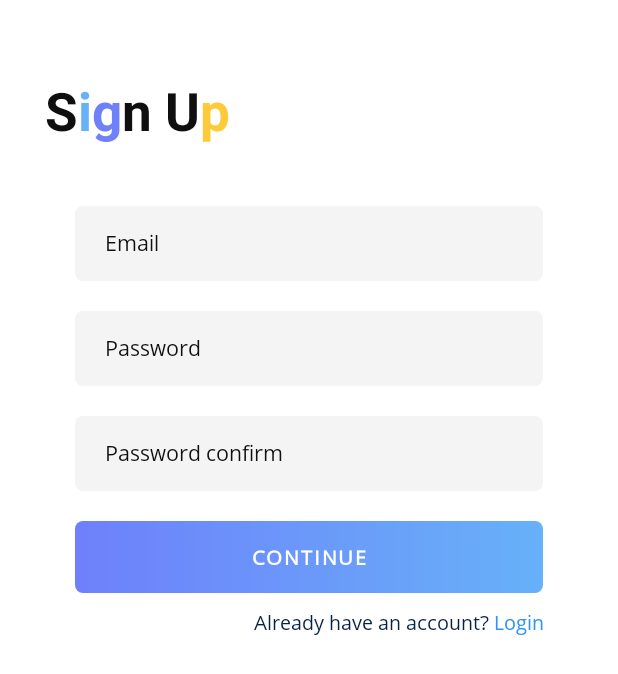
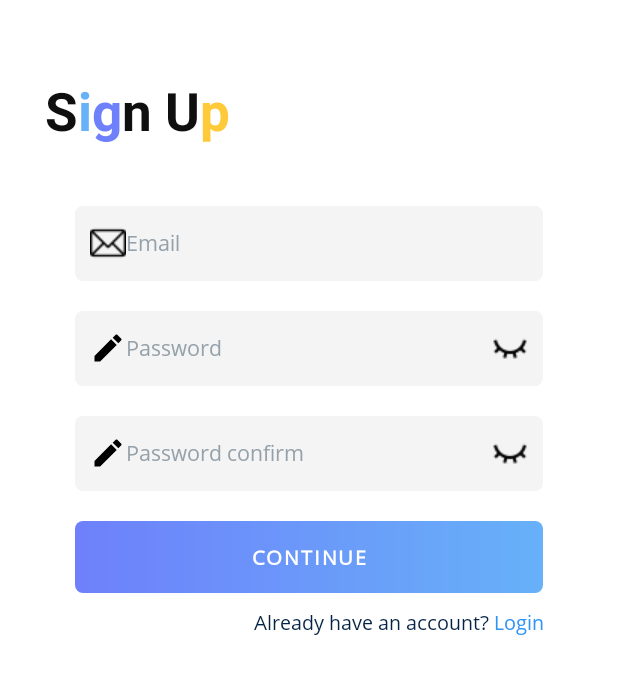
Before and after one commit to HarryuCATGREY/My_Notes, an Android app: the screen it shows after launch (SignUpActivity), after a tap on "CREATE NEW ACCOUNT", on a phone screen of 412 x 824 dp. Shown: the top 674 px of the screen. Run offline under Robolectric (Android 15) with nearby library versions, the phone set to English and light mode, and no system bars; our stand-ins replace Firebase (no records; nobody signed in at launch, a user with empty details on screens opened directly).

Commit message:
update eye close and open

```diff
--- a/app/src/main/java/com/example/whim/ExistLoginActivity.java
+++ b/app/src/main/java/com/example/whim/ExistLoginActivity.java
@@ -1,8 +1,11 @@
 package com.example.whim;
 
 import android.content.Intent;
+import android.graphics.drawable.Drawable;
 import android.os.Bundle;
 import android.text.Html;
+import android.text.method.HideReturnsTransformationMethod;
+import android.text.method.PasswordTransformationMethod;
 import android.view.View;
 import android.widget.Button;
 import android.widget.EditText;
@@ -13,6 +16,7 @@ import android.widget.Toast;
 import androidx.annotation.NonNull;
 import androidx.appcompat.app.AppCompatActivity;
 
+import com.example.whim.Models.DrawableUtil;
 import com.google.android.gms.tasks.OnCompleteListener;
 import com.google.android.gms.tasks.Task;
 import com.google.firebase.auth.AuthResult;
@@ -21,7 +25,7 @@ import com.google.firebase.auth.FirebaseUser;
 public class ExistLoginActivity extends AppCompatActivity {
 
     private EditText loginemail, loginpwd;
-
+    private boolean isHideFirst = true;
     private Button loginbutton, signupbutton;
     private TextView forget;
     private TextView guestlogin;
@@ -52,6 +56,37 @@ public class ExistLoginActivity extends AppCompatActivity {
         String i = getColoredSpanned("i","#6E80FA");
         String dot = getColoredSpanned(".","#FFCA3A");
         login_title.setText(Html.fromHtml("W"+h+i+"m"+dot));
+
+        final Drawable drawableEyeOpen = getResources().getDrawable(R.drawable.open);
+        final Drawable drawableEyeCLose = getResources().getDrawable(R.drawable.hidden);
+        final Drawable edit_ic = getResources().getDrawable(R.drawable.edit);
+
+
+        DrawableUtil pwdCheck = new DrawableUtil(loginpwd, new DrawableUtil.OnDrawableListener(){
+            @Override
+            public void onLeft(View v, Drawable left) {
+                Toast.makeText(getApplicationContext(), "input password", Toast.LENGTH_SHORT).show();
+            }
+
+            @Override
+            public void onRight(View v, Drawable right) {
+                isHideFirst = !isHideFirst;
+                if (isHideFirst) {
+                    loginpwd.setCompoundDrawablesWithIntrinsicBounds(edit_ic,
+                            null,
+                            drawableEyeCLose, null);
+
+                    loginpwd.setTransformationMethod(PasswordTransformationMethod.getInstance());
+
+                } else {
+                    loginpwd.setCompoundDrawablesWithIntrinsicBounds(edit_ic, null,
+                            drawableEyeOpen,
+                            null);
+                    loginpwd.setTransformationMethod(HideReturnsTransformationMethod.getInstance());
+
+                }
+            }
+        });
 
 
         signupbutton.setOnClickListener(new View.OnClickListener() {
--- /dev/null
+++ b/app/src/main/java/com/example/whim/Models/DrawableUtil.java
@@ -0,0 +1,59 @@
+package com.example.whim.Models;
+
+import android.graphics.drawable.Drawable;
+import android.view.MotionEvent;
+import android.view.View;
+import android.widget.TextView;
+
+public class DrawableUtil {
+
+    /**
+     * TextView drawable。
+     * 0 left,  1 top, 2 right, 3 bottom
+     */
+    private final int LEFT = 0;
+    private final int RIGHT = 2;
+
+    private OnDrawableListener listener;
+    private TextView mTextView;
+
+    public DrawableUtil(TextView textView, OnDrawableListener l) {
+        mTextView = textView;
+        mTextView.setOnTouchListener(mOnTouchListener);
+        listener = l;
+    }
+
+    public interface OnDrawableListener {
+        public void onLeft(View v, Drawable left);
+
+        public void onRight(View v, Drawable right);
+    }
+
+    private View.OnTouchListener mOnTouchListener = new View.OnTouchListener() {
+
+        @Override
+        public boolean onTouch(View v, MotionEvent event) {
+            switch (event.getAction()) {
+                case MotionEvent.ACTION_UP:
+                    if (listener != null) {
+                        Drawable drawableLeft = mTextView.getCompoundDrawables()[LEFT];
+                        if (drawableLeft != null && event.getRawX() <= (mTextView.getLeft() + drawableLeft.getBounds().width())) {
+                            listener.onLeft(v, drawableLeft);
+                            return true;
+                        }
+
+                        Drawable drawableRight = mTextView.getCompoundDrawables()[RIGHT];
+                        if (drawableRight != null && event.getRawX() >= (mTextView.getRight() - drawableRight.getBounds().width())) {
+                            listener.onRight(v, drawableRight);
+                            return true;
+                        }
+                    }
+
+                    break;
+            }
+
+            return false;
+        }
+
+    };
+}
--- a/app/src/main/java/com/example/whim/SignUpActivity.java
+++ b/app/src/main/java/com/example/whim/SignUpActivity.java
@@ -1,11 +1,18 @@
 package com.example.whim;
 
+import android.annotation.SuppressLint;
 import android.content.Intent;
+import android.graphics.drawable.Drawable;
 import android.os.Bundle;
 import android.text.Html;
+import android.text.method.HideReturnsTransformationMethod;
+import android.text.method.PasswordTransformationMethod;
+import android.view.MotionEvent;
 import android.view.View;
+import android.view.View.OnTouchListener;
 import android.widget.Button;
 import android.widget.EditText;
+import android.widget.ImageView;
 import android.widget.LinearLayout;
 import android.widget.TextView;
 import android.widget.Toast;
@@ -14,6 +21,7 @@ import androidx.annotation.NonNull;
 import androidx.annotation.Nullable;
 import androidx.appcompat.app.AppCompatActivity;
 
+import com.example.whim.Models.DrawableUtil;
 import com.google.android.gms.tasks.OnCompleteListener;
 import com.google.android.gms.tasks.Task;
 import com.google.firebase.auth.AuthResult;
@@ -25,8 +33,12 @@ import java.util.concurrent.Executor;
 
 public class SignUpActivity extends AppCompatActivity {
     private FirebaseAuth firebaseAuth;
+    private ImageView iv_eye1;
+    private EditText signupwd, pwdConfirm;
+    private boolean isHideFirst = true;
 
 
+    @SuppressLint("ClickableViewAccessibility")
     @Override
     protected void onCreate(Bundle savedInstanceState) {
         super.onCreate(savedInstanceState);
@@ -37,10 +49,69 @@ public class SignUpActivity extends AppCompatActivity {
 
         TextView signTitle = findViewById(R.id.signup_title);
         EditText signupemail = findViewById(R.id.email_input);
-        EditText signupwd = findViewById(R.id.acc_pwd);
+        signupwd = findViewById(R.id.acc_pwd);
         Button signupbutton = findViewById(R.id.continue_button);
         TextView mlogin = findViewById(R.id.gotologin);
-        EditText pwdConfirm = findViewById(R.id.acc_pwd_ag);
+        pwdConfirm = findViewById(R.id.acc_pwd_ag);
+
+        final Drawable drawableEyeOpen = getResources().getDrawable(R.drawable.open);
+        final Drawable drawableEyeCLose = getResources().getDrawable(R.drawable.hidden);
+        final Drawable edit_ic = getResources().getDrawable(R.drawable.edit);
+
+
+        DrawableUtil pwdCheck = new DrawableUtil(signupwd, new DrawableUtil.OnDrawableListener(){
+            @Override
+            public void onLeft(View v, Drawable left) {
+                Toast.makeText(getApplicationContext(), "input password", Toast.LENGTH_SHORT).show();
+            }
+
+            @Override
+            public void onRight(View v, Drawable right) {
+                isHideFirst = !isHideFirst;
+                if (isHideFirst) {
+                    signupwd.setCompoundDrawablesWithIntrinsicBounds(edit_ic,
+                            null,
+                            drawableEyeCLose, null);
+
+                    signupwd.setTransformationMethod(PasswordTransformationMethod.getInstance());
+
+                } else {
+                    signupwd.setCompoundDrawablesWithIntrinsicBounds(edit_ic, null,
+                            drawableEyeOpen,
+                            null);
+                    signupwd.setTransformationMethod(HideReturnsTransformationMethod.getInstance());
+
+                }
+            }
+        });
+
+        DrawableUtil pwdCheckAg = new DrawableUtil(pwdConfirm, new DrawableUtil.OnDrawableListener(){
+            @Override
+            public void onLeft(View v, Drawable left) {
+                Toast.makeText(getApplicationContext(), "input password", Toast.LENGTH_SHORT).show();
+            }
+
+            @Override
+            public void onRight(View v, Drawable right) {
+                isHideFirst = !isHideFirst;
+                if (isHideFirst) {
+                    pwdConfirm.setCompoundDrawablesWithIntrinsicBounds(edit_ic,
+                            null,
+                            drawableEyeCLose, null);
+
+                    pwdConfirm.setTransformationMethod(PasswordTransformationMethod.getInstance());
+
+                } else {
+                    pwdConfirm.setCompoundDrawablesWithIntrinsicBounds(edit_ic, null,
+                            drawableEyeOpen,
+                            null);
+                    pwdConfirm.setTransformationMethod(HideReturnsTransformationMethod.getInstance());
+
+                }
+            }
+        });
+
+
 
         firebaseAuth = FirebaseAuth.getInstance();
 
@@ -51,7 +122,6 @@ public class SignUpActivity extends AppCompatActivity {
         String g = getColoredSpanned("g","#6E80FA");
         String p = getColoredSpanned("p","#FFCA3A");
         signTitle.setText(Html.fromHtml("S"+ i + g + "n " + "U" + p));
-
 
 
         mlogin.setOnClickListener(new View.OnClickListener() {
@@ -123,4 +193,5 @@ public class SignUpActivity extends AppCompatActivity {
     private String getColoredSpanned(String text, String color) {
         return "<font color=" + color + ">" + text + "</font>";
     }
+
 }
--- a/app/src/main/res/layout/activity_sign_up.xml
+++ b/app/src/main/res/layout/activity_sign_up.xml
@@ -5,6 +5,7 @@
     xmlns:app="http://schemas.android.com/apk/res-auto"
     android:orientation = "vertical"
     android:layout_height="match_parent">
+
 
     <TextView
         android:id="@+id/signup_title"
@@ -28,12 +29,15 @@
 
         <EditText
             android:id="@+id/email_input"
+
             android:layout_width="match_parent"
             android:layout_height="match_parent"
             android:background="@drawable/email"
+            android:drawableStart="@drawable/ic_email"
+            android:textColorHint="#95a1aa"
             android:hint="Email"
             android:singleLine="true"
-            android:paddingStart="20dp"
+            android:paddingStart="10dp"
             android:textAllCaps="false"
             android:textSize="14sp"
             android:textStyle="normal"
@@ -53,27 +57,23 @@
             android:id="@+id/acc_pwd"
             android:layout_width="match_parent"
             android:layout_height="match_parent"
+            android:textColorHint="#95a1aa"
+            android:drawableStart="@drawable/edit"
+            android:drawableEnd="@drawable/hidden"
+            android:clickable="true"
+            android:paddingEnd="10dp"
             android:background="@drawable/email"
             android:hint="Password"
             android:inputType="textPassword"
             android:singleLine="true"
-            android:paddingStart="20dp"
+            android:paddingStart="10dp"
             android:textAllCaps="false"
             android:textSize="14sp"
             android:textStyle="normal"
             android:fontFamily="@font/opensans_regular"/>
+    </LinearLayout>
 
-        <ToggleButton
-            android:id="@+id/toggle_Pwd"
-            android:layout_width="20dp"
-            android:layout_height="20dp"
-            android:layout_marginRight="10dp"
-            android:background="@drawable/ic_closed_eye"
-            android:padding="10dp"
-            android:textOff=""
-            android:textOn="" />
 
-    </LinearLayout>
 
     <LinearLayout
         android:id="@+id/signup_verify_ag"
@@ -87,26 +87,21 @@
         <EditText
             android:id="@+id/acc_pwd_ag"
             android:layout_width="match_parent"
+            android:drawableStart="@drawable/edit"
+            android:drawableEnd="@drawable/hidden"
+            android:clickable="true"
+            android:paddingEnd="10dp"
             android:layout_height="match_parent"
             android:background="@drawable/email"
+            android:textColorHint="#95a1aa"
             android:inputType="textPassword"
             android:hint="Password confirm"
             android:singleLine="true"
-            android:paddingStart="20dp"
+            android:paddingStart="10dp"
             android:textAllCaps="false"
             android:textSize="14sp"
             android:textStyle="normal"
             android:fontFamily="@font/opensans_regular"/>
-
-<!--        <ToggleButton-->
-<!--            android:id="@+id/toggle_Pwd2"-->
-<!--            android:layout_width="20dp"-->
-<!--            android:layout_height="20dp"-->
-<!--            android:layout_marginRight="10dp"-->
-<!--            android:background="@drawable/ic_closed_eye"-->
-<!--            android:padding="10dp"-->
-<!--            android:textOff=""-->
-<!--            android:textOn="" />-->
 
     </LinearLayout>
 
```
Also changed, not shown: app/src/main/res/layout/activity_exist_login.xml (+9 -2 lines), app/src/main/res/drawable/email_ic.png (added), app/src/main/res/drawable/hidden.png (added), app/src/main/res/drawable/ic_email.png (added), app/src/main/res/drawable/open.png (added).
